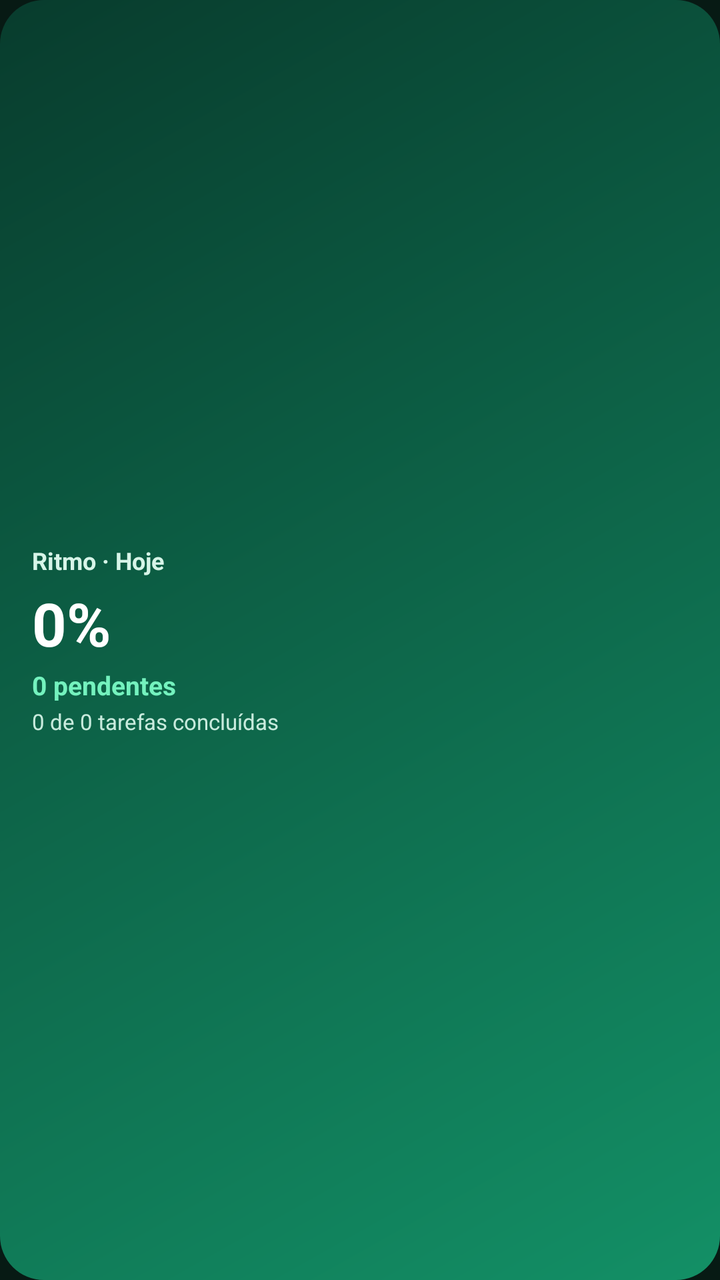
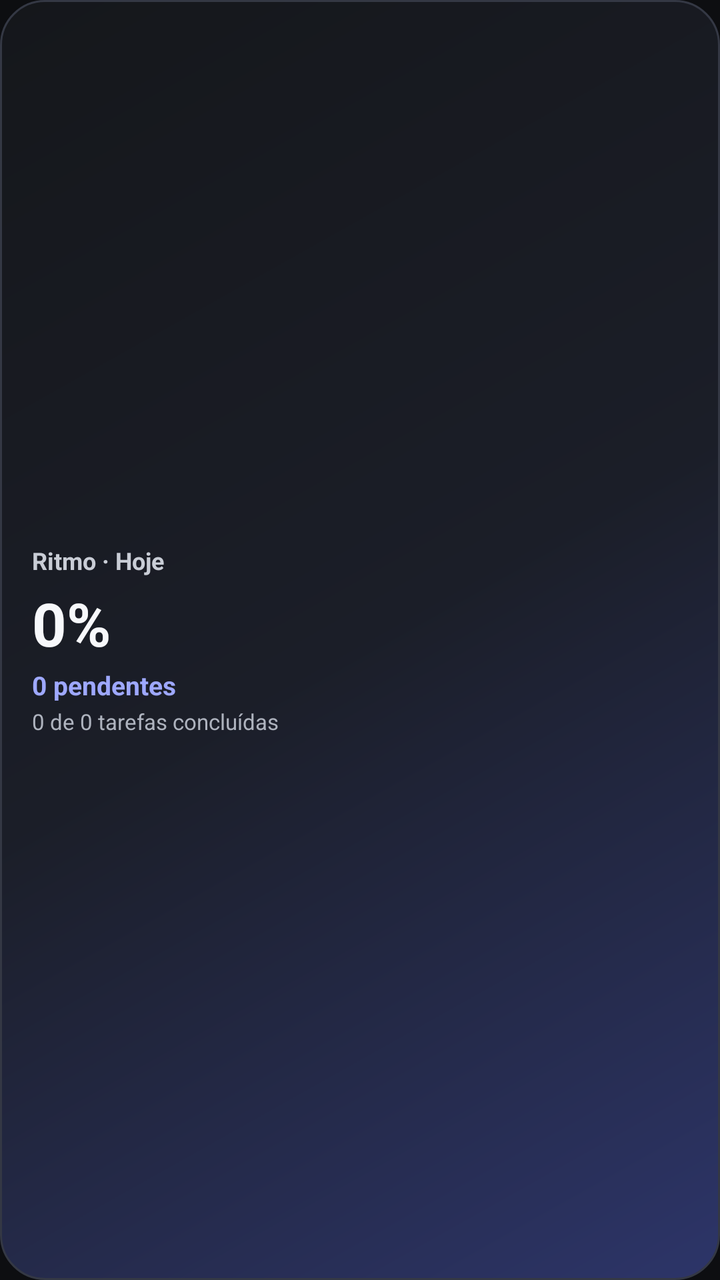

Screens rendered from an Android XML layout before and after an edit, with the pre-edit source and the edit as a unified diff.
<!-- AndroidManifest.xml: application theme LaunchTheme -->
<!-- res/layout/widget_ritmo.xml -->
<?xml version="1.0" encoding="utf-8"?>
<LinearLayout xmlns:android="http://schemas.android.com/apk/res/android"
    android:id="@+id/widgetRoot"
    android:layout_width="match_parent"
    android:layout_height="match_parent"
    android:orientation="vertical"
    android:padding="16dp"
    android:gravity="center_vertical"
    android:background="@drawable/widget_bg">

    <TextView
        android:layout_width="wrap_content"
        android:layout_height="wrap_content"
        android:text="Ritmo · Hoje"
        android:textColor="#D7F5E8"
        android:textStyle="bold"
        android:textSize="12sp" />

    <TextView
        android:id="@+id/widgetPercent"
        android:layout_width="wrap_content"
        android:layout_height="wrap_content"
        android:layout_marginTop="3dp"
        android:text="0%"
        android:textColor="#FFFFFF"
        android:textStyle="bold"
        android:textSize="30sp" />

    <TextView
        android:id="@+id/widgetPending"
        android:layout_width="wrap_content"
        android:layout_height="wrap_content"
        android:layout_marginTop="2dp"
        android:text="0 pendentes"
        android:textColor="#74F2BE"
        android:textStyle="bold"
        android:textSize="13sp" />

    <TextView
        android:id="@+id/widgetSummary"
        android:layout_width="wrap_content"
        android:layout_height="wrap_content"
        android:layout_marginTop="2dp"
        android:text="0 de 0 tarefas concluídas"
        android:textColor="#C8EBDD"
        android:textSize="11sp" />
</LinearLayout>
<!-- resources referenced by this layout -->
<resources>
  <!-- drawable widget_bg (drawable) -->
  <?xml version="1.0" encoding="utf-8"?>
  <shape xmlns:android="http://schemas.android.com/apk/res/android" android:shape="rectangle">
      <gradient android:angle="315" android:startColor="#083C2D" android:endColor="#139066" />
      <corners android:radius="22dp" />
      <padding android:left="2dp" android:top="2dp" android:right="2dp" android:bottom="2dp" />
  </shape>
  <style name="LaunchTheme" parent="@android:style/Theme.Material.NoActionBar">
          <item name="android:windowLightStatusBar">false</item>
          <item name="android:windowBackground">@drawable/launch_background</item>
          <item name="android:navigationBarColor">#071A14</item>
          <item name="android:windowActionModeOverlay">true</item>
      </style>
  <!-- drawable launch_background (drawable) -->
  <layer-list xmlns:android="http://schemas.android.com/apk/res/android">
      <item>
          <shape android:shape="rectangle">
              <solid android:color="#071A14" />
          </shape>
      </item>
  </layer-list>
</resources>

<!-- the commit's change to res/layout/widget_ritmo.xml (unified diff, before → after) -->
@@ -7,41 +7,8 @@
     android:padding="16dp"
     android:gravity="center_vertical"
     android:background="@drawable/widget_bg">
-
-    <TextView
-        android:layout_width="wrap_content"
-        android:layout_height="wrap_content"
-        android:text="Ritmo · Hoje"
-        android:textColor="#D7F5E8"
-        android:textStyle="bold"
-        android:textSize="12sp" />
-
-    <TextView
-        android:id="@+id/widgetPercent"
-        android:layout_width="wrap_content"
-        android:layout_height="wrap_content"
-        android:layout_marginTop="3dp"
-        android:text="0%"
-        android:textColor="#FFFFFF"
-        android:textStyle="bold"
-        android:textSize="30sp" />
-
-    <TextView
-        android:id="@+id/widgetPending"
-        android:layout_width="wrap_content"
-        android:layout_height="wrap_content"
-        android:layout_marginTop="2dp"
-        android:text="0 pendentes"
-        android:textColor="#74F2BE"
-        android:textStyle="bold"
-        android:textSize="13sp" />
-
-    <TextView
-        android:id="@+id/widgetSummary"
-        android:layout_width="wrap_content"
-        android:layout_height="wrap_content"
-        android:layout_marginTop="2dp"
-        android:text="0 de 0 tarefas concluídas"
-        android:textColor="#C8EBDD"
-        android:textSize="11sp" />
+    <TextView android:layout_width="wrap_content" android:layout_height="wrap_content" android:text="Ritmo · Hoje" android:textColor="#C9CDD6" android:textStyle="bold" android:textSize="12sp" />
+    <TextView android:id="@+id/widgetPercent" android:layout_width="wrap_content" android:layout_height="wrap_content" android:layout_marginTop="3dp" android:text="0%" android:textColor="#F7F8FB" android:textStyle="bold" android:textSize="30sp" />
+    <TextView android:id="@+id/widgetPending" android:layout_width="wrap_content" android:layout_height="wrap_content" android:layout_marginTop="2dp" android:text="0 pendentes" android:textColor="#9EA8FF" android:textStyle="bold" android:textSize="13sp" />
+    <TextView android:id="@+id/widgetSummary" android:layout_width="wrap_content" android:layout_height="wrap_content" android:layout_marginTop="2dp" android:text="0 de 0 tarefas concluídas" android:textColor="#AEB3BE" android:textSize="11sp" />
 </LinearLayout>
<!-- resource entries referenced after the edit -->
@@ -3,21 +3,22 @@
   <!-- drawable widget_bg (drawable) -->
   <?xml version="1.0" encoding="utf-8"?>
   <shape xmlns:android="http://schemas.android.com/apk/res/android" android:shape="rectangle">
-      <gradient android:angle="315" android:startColor="#083C2D" android:endColor="#139066" />
+      <gradient android:angle="315" android:startColor="#15171B" android:centerColor="#1B1E28" android:endColor="#2D3569" />
       <corners android:radius="22dp" />
+      <stroke android:width="1dp" android:color="#343844" />
       <padding android:left="2dp" android:top="2dp" android:right="2dp" android:bottom="2dp" />
   </shape>
   <style name="LaunchTheme" parent="@android:style/Theme.Material.NoActionBar">
           <item name="android:windowLightStatusBar">false</item>
           <item name="android:windowBackground">@drawable/launch_background</item>
-          <item name="android:navigationBarColor">#071A14</item>
+          <item name="android:navigationBarColor">#111317</item>
           <item name="android:windowActionModeOverlay">true</item>
       </style>
   <!-- drawable launch_background (drawable) -->
   <layer-list xmlns:android="http://schemas.android.com/apk/res/android">
       <item>
           <shape android:shape="rectangle">
-              <solid android:color="#071A14" />
+              <solid android:color="#0D0E11" />
           </shape>
       </item>
   </layer-list>
